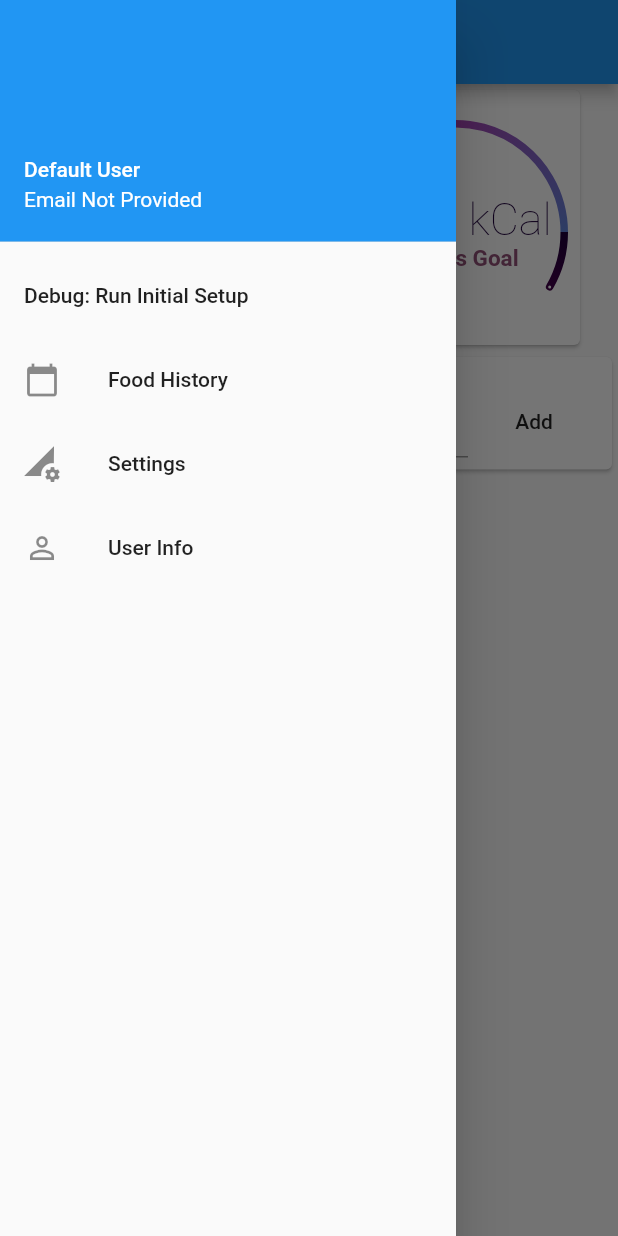
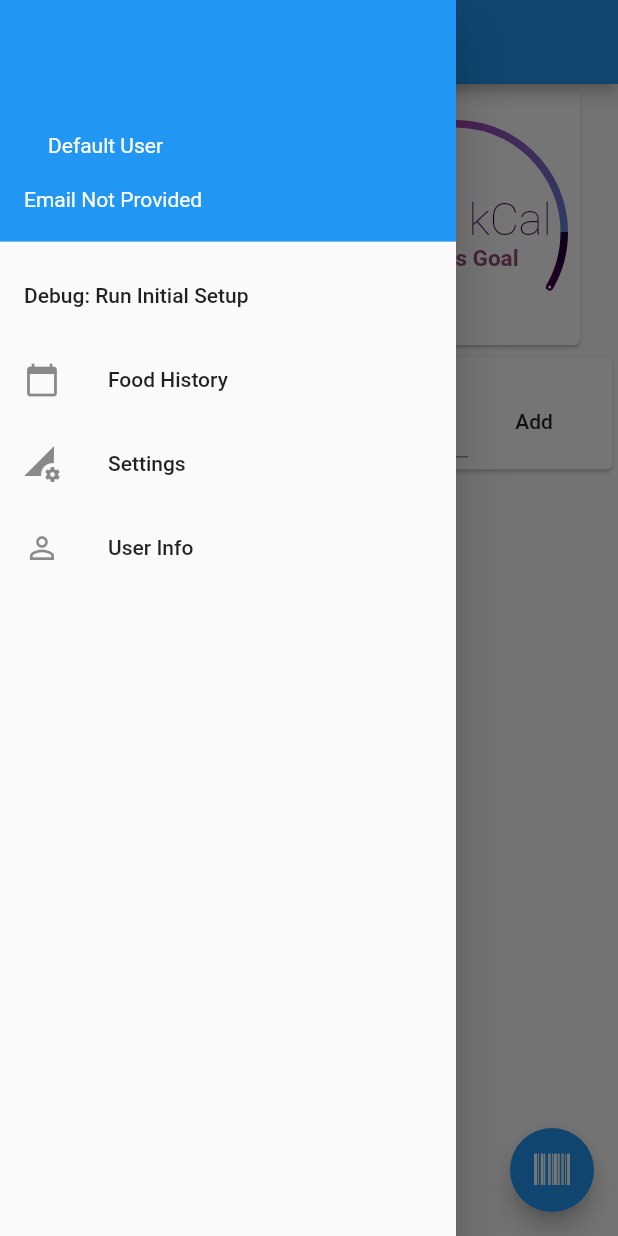
Before and after one commit to watkins-matt/csuf-fitness-mobile, a Flutter app: the screen it shows after launch, with the side drawer open, on a phone screen of 412 x 824 dp. Run offline on Flutter 3.47's test engine with Material 2 defaults, Android fonts, the phone set to English and light mode, and no system bars; drawn by our look-alikes of sleek_circular_slider; our stand-ins replace shared_preferences, sqflite; missing offline and left inert: barcode_scan; accounts and stored records are empty.

Commit message:
Add barcode scanning

```diff
--- /dev/null
+++ b/lib/barcode_scanner.dart
@@ -0,0 +1,20 @@
+import 'package:barcode_scan/barcode_scan.dart';
+import 'dart:async';
+
+class BarcodeInfo {
+  String upc;
+  String productName;
+
+  BarcodeInfo(this.upc, this.productName);
+}
+
+class BarcodeProvider {
+  StreamController<BarcodeInfo> _itemScannedController =
+      new StreamController.broadcast();
+  Stream<BarcodeInfo> get itemScanned => _itemScannedController.stream;
+
+  void scan() async {
+    String barcode = await BarcodeScanner.scan();
+    _itemScannedController.add(BarcodeInfo(barcode, barcode));
+  }
+}
--- a/lib/food_log.dart
+++ b/lib/food_log.dart
@@ -55,6 +55,7 @@ class FoodLog {
 
     _items.add(item);
 
+    // Send events to event listeners
     _caloriesChangedController.add(_calories);
     _itemAddedController.add(item);
 
@@ -68,6 +69,7 @@ class FoodLog {
     FoodLogItem item = _items[index];
     _items.removeAt(index);
 
+    // Send events to event listeners
     _itemRemovedController.add(item);
     _caloriesChangedController.add(_calories);
   }
--- /dev/null
+++ b/lib/icon_library.dart
@@ -0,0 +1,28 @@
+/// Flutter icons IconLibrary
+/// Copyright (C) 2020 by original authors @ fluttericon.com, fontello.com
+/// This font was generated by FlutterIcon.com, which is derived from Fontello.
+///
+/// To use this font, place it in your fonts/ directory and include the
+/// following in your pubspec.yaml
+///
+/// flutter:
+///   fonts:
+///    - family:  IconLibrary
+///      fonts:
+///       - asset: fonts/IconLibrary.ttf
+///
+///
+/// * Elusive, Copyright (C) 2013 by Aristeides Stathopoulos
+///         Author:    Aristeides Stathopoulos
+///         License:   SIL (http://scripts.sil.org/OFL)
+///         Homepage:  http://aristeides.com/
+///
+import 'package:flutter/widgets.dart';
+
+class IconLibrary {
+  IconLibrary._();
+
+  static const _kFontFam = 'IconLibrary';
+
+  static const IconData barcode = const IconData(0xe800, fontFamily: _kFontFam);
+}
--- a/lib/pages/food_log_page.dart
+++ b/lib/pages/food_log_page.dart
@@ -1,3 +1,4 @@
+import 'package:csuf_fitness/barcode_scanner.dart';
 import 'package:csuf_fitness/food_log.dart';
 import 'package:flutter/material.dart';
 import 'package:shared_preferences/shared_preferences.dart';
@@ -7,10 +8,13 @@ import '../widgets/main_drawer.dart';
 import '../widgets/food_log_page_header.dart';
 import '../widgets/food_log_list_view.dart';
 import '../food_log.dart';
+import '../icon_library.dart';
+import '../barcode_scanner.dart';
 
 class FoodLogPage extends StatefulWidget {
   final String title;
   final FoodLog log = FoodLog();
+  final BarcodeProvider provider = BarcodeProvider();
 
   FoodLogPage({Key key, this.title}) : super(key: key);
 
@@ -30,7 +34,14 @@ class _FoodLogPageState extends State<FoodLogPage> {
           title: Text(widget.title),
         ),
         body: _buildBody(),
-        drawer: MainDrawer());
+        drawer: MainDrawer(),
+        floatingActionButton: FloatingActionButton(
+          onPressed: () {
+            widget.provider.scan();
+          },
+          tooltip: 'Scan Barcode',
+          child: Icon(IconLibrary.barcode),
+        ));
   }
 
   Widget _buildBody() {
@@ -43,7 +54,14 @@ class _FoodLogPageState extends State<FoodLogPage> {
             builder: (context, snapshot) {
               return FoodLogPageHeader(widget.log);
             }),
-        AddFoodItemWidget(widget.log),
+        StreamBuilder<BarcodeInfo>(
+            stream: widget.provider.itemScanned,
+            builder: (context, snapshot) {
+              if (snapshot.hasData)
+                return AddFoodItemWidget(widget.log, widget.provider);
+              else
+                return AddFoodItemWidget(widget.log, widget.provider);
+            }),
         StreamBuilder<int>(
             stream: FoodLog().caloriesChanged,
             builder: (context, snapshot) {
--- a/lib/widgets/add_food_item_widget.dart
+++ b/lib/widgets/add_food_item_widget.dart
@@ -1,3 +1,4 @@
+import 'package:csuf_fitness/barcode_scanner.dart';
 import 'package:csuf_fitness/food_log.dart';
 import 'package:flutter/material.dart';
 import '../food_log.dart';
@@ -5,15 +6,28 @@ import '../food_log_item.dart';
 
 class AddFoodItemWidget extends StatefulWidget {
   final FoodLog log;
-  AddFoodItemWidget(this.log);
+  final BarcodeProvider provider;
+
+  AddFoodItemWidget(this.log, this.provider);
 
   @override
   _AddFoodItemWidgetState createState() => _AddFoodItemWidgetState();
 }
 
 class _AddFoodItemWidgetState extends State<AddFoodItemWidget> {
-  final TextEditingController _foodNameController = TextEditingController();
-  final TextEditingController _calorieCountController = TextEditingController();
+  TextEditingController _foodNameController = TextEditingController();
+  TextEditingController _calorieCountController = TextEditingController();
+  // TextDecoration _foodNameDecoration = TextDecoration()
+
+  @override
+  void initState() {
+    super.initState();
+    widget.provider.itemScanned.listen((info) {
+      setState(() {
+        _foodNameController.text = info.upc;
+      });
+    });
+  }
 
   @override
   Widget build(BuildContext context) {
--- a/lib/widgets/food_log_page_header.dart
+++ b/lib/widgets/food_log_page_header.dart
@@ -21,6 +21,7 @@ class _FoodLogPageHeaderState extends State<FoodLogPageHeader> {
 
     double initialValue = widget.log.calories.toDouble();
     double maxCalories = widget.log.maxCalories.toDouble();
+    maxCalories = maxCalories == 0 ? 2000 : maxCalories;
     double maxValue = maxCalories > initialValue ? maxCalories : initialValue;
 
     final todaySlider = SleekCircularSlider(
--- a/lib/widgets/main_drawer.dart
+++ b/lib/widgets/main_drawer.dart
@@ -34,7 +34,15 @@ class MainDrawerState extends State<MainDrawer> {
           child: ListView(
         children: <Widget>[
           UserAccountsDrawerHeader(
-              accountName: Text(userName), accountEmail: Text(email)),
+              accountName: FlatButton(
+                child: Text(
+                  userName,
+                  style: TextStyle(
+                      fontWeight: FontWeight.normal, color: Colors.white),
+                ),
+                onPressed: () {},
+              ),
+              accountEmail: Text(email)),
           _initialSetupListTile(context),
           _foodHistoryListTile(context),
           _settingsListTile(context),
--- a/pubspec.yaml
+++ b/pubspec.yaml
@@ -25,6 +25,7 @@ dependencies:
   sqlcool: ^4.3.0
   path_provider: ^1.6.0
   intl: ^0.16.1
+  barcode_scan: ^2.0.1
 
   # The following adds the Cupertino Icons font to your application.
   # Use with the CupertinoIcons class for iOS style icons.
@@ -70,3 +71,7 @@ flutter:
   #
   # For details regarding fonts from package dependencies,
   # see https://flutter.dev/custom-fonts/#from-packages
+  fonts:
+    - family: IconLibrary
+      fonts:
+        - asset: fonts/IconLibrary.ttf
```
Also changed, not shown: lib/widgets/edit_user_info.dart (+3 -13 lines), fonts/IconLibrary.ttf (added), pubspec.lock, 1 other file.
